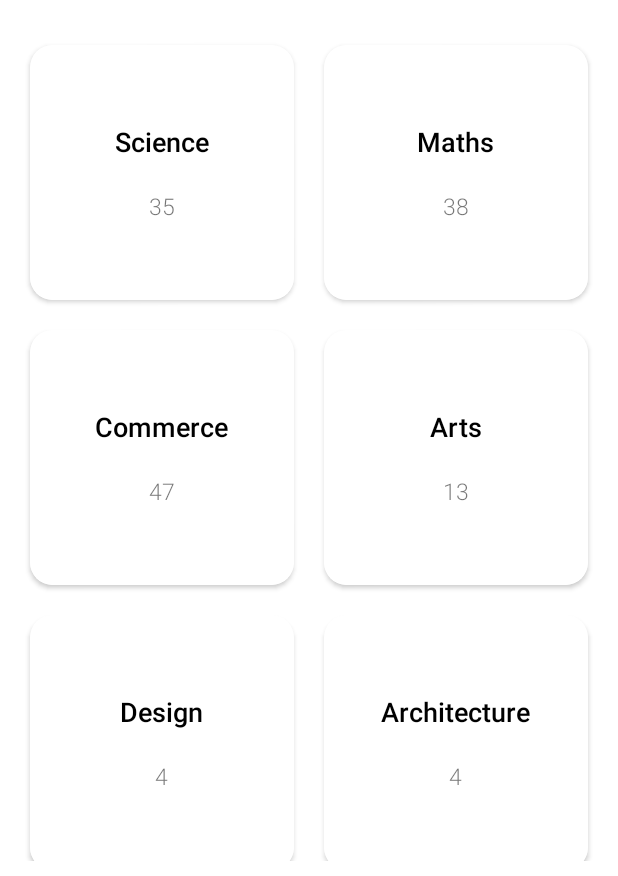
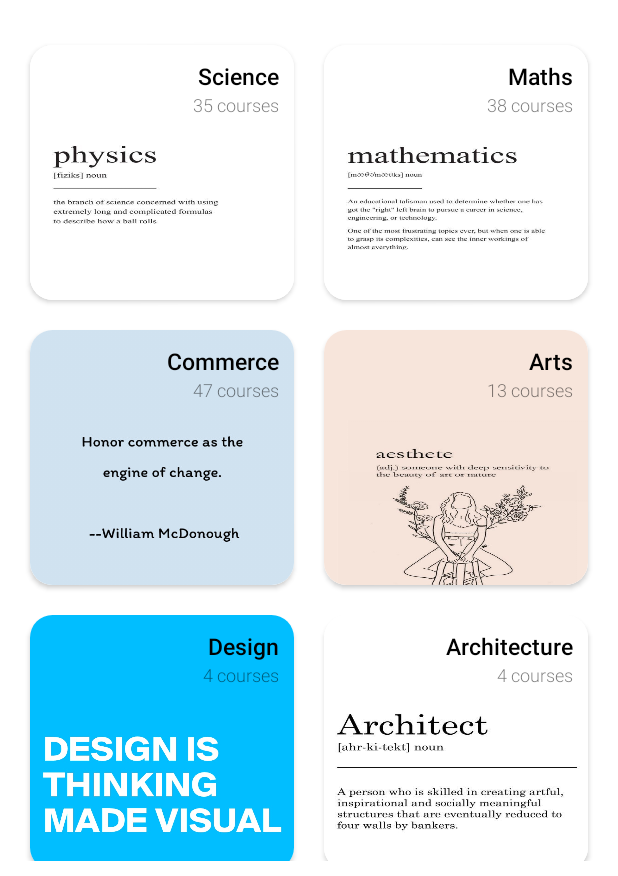
Before and after one commit to rgdgr8/Internship-interview-projects, an Android app: the screen it shows after launch (MainActivity), on a phone screen of 412 x 824 dp, the part 360-1236 px from its top. Run offline under Robolectric (Android 15) with nearby library versions, the phone set to English and light mode, and no system bars; Roboto replaces fonts that are not available here.

Commit message:
Added background images, project complete

```diff
--- a/Categories/app/src/main/java/com/rgdgr8/categories/Categories.java
+++ b/Categories/app/src/main/java/com/rgdgr8/categories/Categories.java
@@ -1,5 +1,10 @@
 package com.rgdgr8.categories;
 
+import android.content.Context;
+import android.content.res.AssetManager;
+import android.graphics.drawable.Drawable;
+
+import java.io.InputStream;
 import java.util.ArrayList;
 import java.util.List;
 import java.util.Random;
@@ -7,26 +12,42 @@ import java.util.Random;
 public class Categories {
     private static Categories sInstance;
     private final List<Category> categoriesList;
+    private final AssetManager assetManager;
     private static final String[] categories = {"Science", "Maths", "Commerce", "Arts", "Design"
             , "Architecture", "Category7", "Category8", "Category9", "Category10"};
+    private static final String ASSET_ROOT = "course_covers";
 
-    private Categories() {
+    private Categories(Context context) {
         this.categoriesList = new ArrayList<>();
+        assetManager = context.getAssets();
         Random random = new Random();
         random.setSeed(1L);
 
         for (String category : categories) {
-            categoriesList.add(new Category(category, String.valueOf(random.nextInt(50))));
+            categoriesList.add(new Category(category, random.nextInt(50)));
+        }
+        try {
+            String[] images = assetManager.list(ASSET_ROOT);
+            for (int i = 0; i < images.length; i++) {
+                InputStream inputStream = assetManager.open(ASSET_ROOT + "/" + images[i]);
+                Drawable drawable = Drawable.createFromStream(inputStream,null);
+
+                categoriesList.get(i).setCover(drawable);
+                inputStream.close();
+            }
+        } catch (Exception e) {
+            e.printStackTrace();
         }
     }
 
-    public static Categories getInstance() {
+    public static Categories getInstance(Context context) {
         if (sInstance == null)
-            sInstance = new Categories();
+            sInstance = new Categories(context);
         return sInstance;
     }
 
     public List<Category> getCategoriesList() {
         return categoriesList;
     }
+
 }
--- a/Categories/app/src/main/java/com/rgdgr8/categories/Category.java
+++ b/Categories/app/src/main/java/com/rgdgr8/categories/Category.java
@@ -1,18 +1,30 @@
 package com.rgdgr8.categories;
 
+import android.graphics.Bitmap;
+import android.graphics.drawable.Drawable;
+
 public class Category {
-    private String subject;
-    private String courses;
+    private final String subject;
+    private final int courses;
+    private Drawable cover = null;
 
     public String getSubject() {
         return subject;
     }
 
-    public String getCourses() {
+    public int getCourses() {
         return courses;
     }
 
-    public Category(String subject, String courses) {
+    public Drawable getCover() {
+        return cover;
+    }
+
+    public void setCover(Drawable drawable) {
+        cover = drawable;
+    }
+
+    public Category(String subject, int courses) {
         this.subject = subject;
         this.courses = courses;
     }
--- a/Categories/app/src/main/java/com/rgdgr8/categories/MainActivity.java
+++ b/Categories/app/src/main/java/com/rgdgr8/categories/MainActivity.java
@@ -56,11 +56,6 @@ public class MainActivity extends AppCompatActivity {
         toggle.syncState();*/
 
         ImageView drawerIcon = findViewById(R.id.drawer_icon);
-        drawerIcon.setOnClickListener(new View.OnClickListener() {
-            @Override
-            public void onClick(View v) {
-                drawer.openDrawer(GravityCompat.START);
-            }
-        });
+        drawerIcon.setOnClickListener(v -> drawer.openDrawer(GravityCompat.START));
     }
 }
--- a/Categories/app/src/main/java/com/rgdgr8/categories/MainFragment.java
+++ b/Categories/app/src/main/java/com/rgdgr8/categories/MainFragment.java
@@ -5,8 +5,10 @@ import android.util.Log;
 import android.view.LayoutInflater;
 import android.view.View;
 import android.view.ViewGroup;
+import android.view.ViewTreeObserver;
 import android.view.animation.Animation;
 import android.view.animation.AnimationUtils;
+import android.widget.ImageView;
 import android.widget.LinearLayout;
 import android.widget.TextView;
 
@@ -33,7 +35,7 @@ public class MainFragment extends Fragment {
 
         RecyclerView recyclerView = view.findViewById(R.id.recycler_view);
         recyclerView.setLayoutManager(new GridLayoutManager(getActivity(), 2));
-        adapter = new MainAdapter(Categories.getInstance().getCategoriesList());
+        adapter = new MainAdapter(Categories.getInstance(getActivity()).getCategoriesList());
         recyclerView.setAdapter(adapter);
         recyclerView.addOnScrollListener(new MyScrollListener(greetingLayout));
 
@@ -108,19 +110,26 @@ public class MainFragment extends Fragment {
     }
 
     private class CategoryHolder extends RecyclerView.ViewHolder {
+        private static final String TAG = "Holder";
         private final TextView subjectTv;
         private final TextView courseTv;
+        private final ImageView backgroundImage;
 
         public CategoryHolder(@NonNull @NotNull View itemView) {
             super(itemView);
 
             subjectTv = itemView.findViewById(R.id.subject_tv);
             courseTv = itemView.findViewById(R.id.course_tv);
+            backgroundImage = itemView.findViewById(R.id.background);
         }
 
         public void bind(Category category) {
             subjectTv.setText(category.getSubject());
-            courseTv.setText(category.getCourses());
+            courseTv.setText(category.getCourses() + " courses");
+            if (category.getCover() != null) {
+                Log.d(TAG, "bind: " + category.getCover());
+                backgroundImage.setImageDrawable(category.getCover());
+            }
         }
     }
 
--- a/Categories/app/src/main/res/layout/list_item.xml
+++ b/Categories/app/src/main/res/layout/list_item.xml
@@ -6,32 +6,42 @@
     android:layout_margin="10dp"
     app:cardCornerRadius="15dp">
 
-    <LinearLayout
+    <ImageView
+        android:id="@+id/background"
         android:layout_width="match_parent"
         android:layout_height="match_parent"
+        android:src="@drawable/default_item_background"
+        android:scaleType="fitXY"
+        android:contentDescription="Cover" />
+
+    <LinearLayout
+        android:id="@+id/item_layout"
+        android:layout_width="match_parent"
+        android:layout_height="wrap_content"
+        android:background="@android:color/transparent"
         android:orientation="vertical"
-        android:gravity="center">
+        android:paddingHorizontal="10dp"
+        android:gravity="end">
 
         <TextView
             android:id="@+id/subject_tv"
             android:layout_width="wrap_content"
             android:layout_height="wrap_content"
-            android:layout_gravity="center"
+            android:layout_marginTop="10dp"
             android:text="Subject"
             android:fontFamily="sans-serif-light"
-            android:padding="10dp"
             android:textColor="@color/black"
-            android:textSize="18sp"
-            android:textStyle="bold" />
+            android:textSize="15sp"
+            android:textStyle="bold"
+            android:background="@android:color/transparent"/>
 
         <TextView
             android:id="@+id/course_tv"
             android:layout_width="wrap_content"
             android:layout_height="wrap_content"
-            android:layout_gravity="center"
             android:fontFamily="sans-serif-light"
-            android:padding="10dp"
             android:text="courses"
-            android:textSize="15sp" />
+            android:textSize="12sp"
+            android:background="@android:color/transparent"/>
     </LinearLayout>
 </androidx.cardview.widget.CardView>
```
Also changed, not shown: Categories/app/src/main/assets/course_covers/1_science.jpg (added), Categories/app/src/main/assets/course_covers/2_maths.jpg (added), Categories/app/src/main/assets/course_covers/3_commerce.png (added), Categories/app/src/main/assets/course_covers/4_arts.jpg (added), Categories/app/src/main/assets/course_covers/5_design.jpeg (added), Categories/app/src/main/assets/course_covers/6_arch.jpg (added), Categories/app/src/main/res/drawable/default_item_background.png (added), 1 other file.
